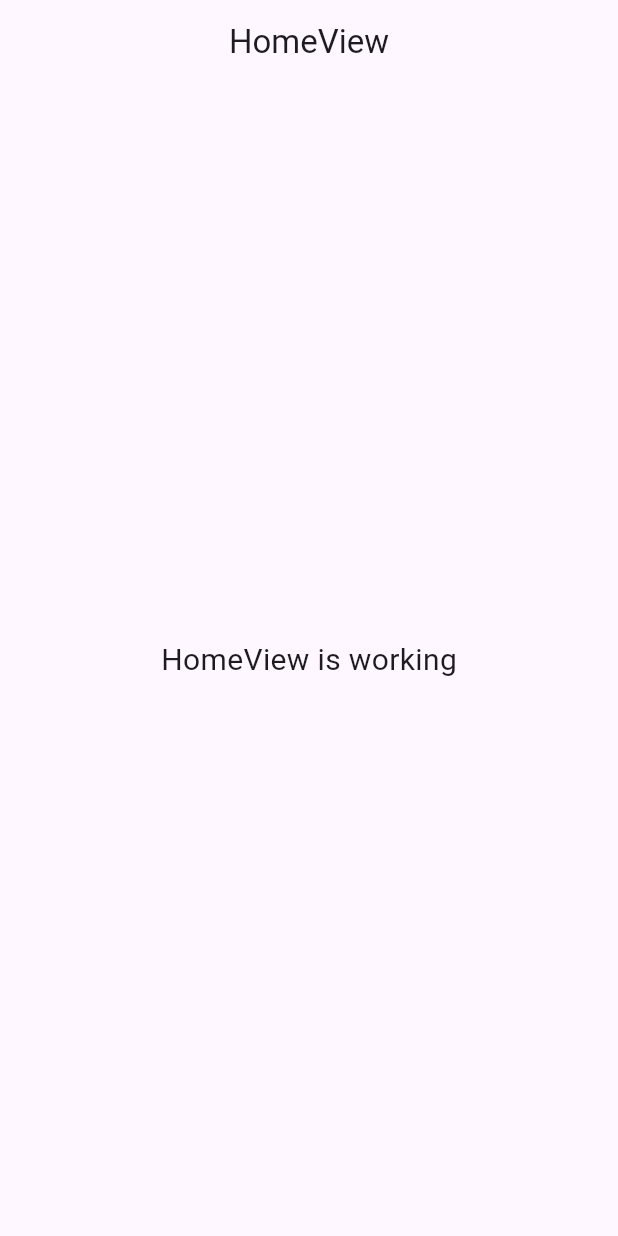
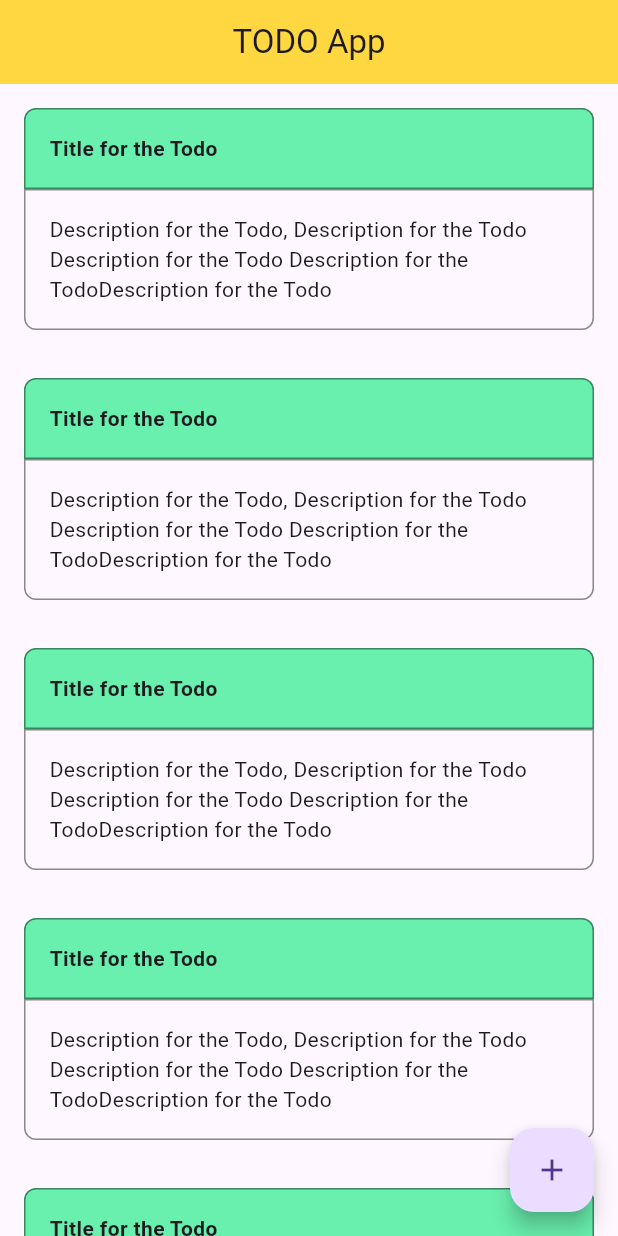
Before and after one commit to mahidul-islam/todo, a Flutter app: the screen it shows after launch, on a phone screen of 412 x 824 dp. Run offline on Flutter 3.47's test engine with Material 3 defaults, Android fonts, the phone set to English and light mode, and no system bars; our stand-ins replace get, get_storage.

Commit message:
adde ui widget, service

```diff
--- a/lib/app/modules/home/views/home_view.dart
+++ b/lib/app/modules/home/views/home_view.dart
@@ -1,22 +1,40 @@
 import 'package:flutter/material.dart';
 
 import 'package:get/get.dart';
+import 'package:todo/app/modules/home/widgets/todo_widget.dart';
 
 import '../controllers/home_controller.dart';
 
 class HomeView extends GetView<HomeController> {
-  const HomeView({Key? key}) : super(key: key);
+  const HomeView({super.key});
   @override
   Widget build(BuildContext context) {
     return Scaffold(
+      floatingActionButton: FloatingActionButton(
+        onPressed: () {
+          controller.addTask();
+        },
+        child: const Icon(Icons.add),
+      ),
       appBar: AppBar(
-        title: const Text('HomeView'),
+        title: const Text('TODO App'),
         centerTitle: true,
+        backgroundColor: Colors.amberAccent,
       ),
-      body: const Center(
-        child: Text(
-          'HomeView is working',
-          style: TextStyle(fontSize: 20),
+      body: SingleChildScrollView(
+        child: Column(
+          children: <Widget>[
+            TodoWidget(),
+            TodoWidget(),
+            TodoWidget(),
+            TodoWidget(),
+            TodoWidget(),
+            TodoWidget(),
+            TodoWidget(),
+            TodoWidget(),
+            TodoWidget(),
+            TodoWidget(),
+          ],
         ),
       ),
     );
--- /dev/null
+++ b/lib/app/modules/home/widgets/todo_widget.dart
@@ -0,0 +1,53 @@
+import 'package:flutter/material.dart';
+
+class TodoWidget extends StatelessWidget {
+  const TodoWidget({
+    super.key,
+  });
+
+  @override
+  Widget build(BuildContext context) {
+    return Container(
+      padding: EdgeInsets.all(16),
+      child: Column(
+        children: [
+          Container(
+            width: double.maxFinite,
+            decoration: BoxDecoration(
+              border: Border.all(
+                color: Colors.black45,
+                width: 1,
+              ),
+              borderRadius: const BorderRadius.only(
+                topLeft: Radius.circular(8),
+                topRight: Radius.circular(8),
+              ),
+              color: Colors.greenAccent,
+            ),
+            padding: EdgeInsets.all(16),
+            child: Text(
+              'Title for the Todo',
+              style: TextStyle(fontWeight: FontWeight.w600),
+            ),
+          ),
+          Container(
+            width: double.maxFinite,
+            decoration: BoxDecoration(
+              border: Border.all(
+                color: Colors.black45,
+                width: 1,
+              ),
+              borderRadius: const BorderRadius.only(
+                bottomLeft: Radius.circular(8),
+                bottomRight: Radius.circular(8),
+              ),
+            ),
+            padding: EdgeInsets.all(16),
+            child: Text(
+                'Description for the Todo, Description for the Todo Description for the Todo Description for the TodoDescription for the Todo '),
+          )
+        ],
+      ),
+    );
+  }
+}
--- a/lib/app/routes/app_pages.dart
+++ b/lib/app/routes/app_pages.dart
@@ -1,3 +1,5 @@
+// ignore_for_file: constant_identifier_names
+
 import 'package:get/get.dart';
 
 import '../modules/home/bindings/home_binding.dart';
--- a/lib/app/routes/app_routes.dart
+++ b/lib/app/routes/app_routes.dart
@@ -1,3 +1,5 @@
+// ignore_for_file: constant_identifier_names
+
 part of 'app_pages.dart';
 // DO NOT EDIT. This is code generated via package:get_cli/get_cli.dart
 
--- a/pubspec.yaml
+++ b/pubspec.yaml
@@ -8,6 +8,7 @@ environment:
 dependencies:
   cupertino_icons: ^1.0.6
   get: 4.6.6
+  get_storage: ^2.1.1
   flutter:
     sdk: flutter
 
```
Also changed, not shown: lib/app/modules/home/controllers/home_controller.dart (+32 -12 lines), lib/app/service/storage/storage_box.dart (added, +27 -0 lines), lib/app/shared_widget/text_field/general_text_field.dart (added, +313 -0 lines), lib/app/utils/modal_util.dart (added, +40 -0 lines), lib/main.dart (+14 -1 lines), pubspec.lock, 1 other file.
